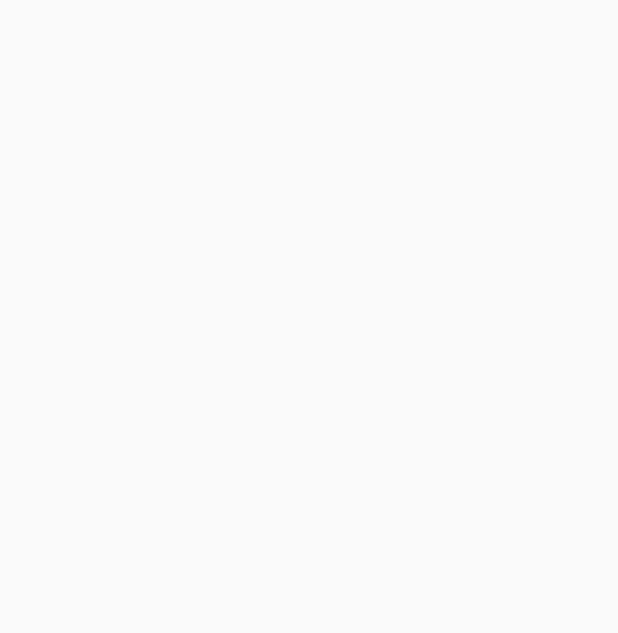
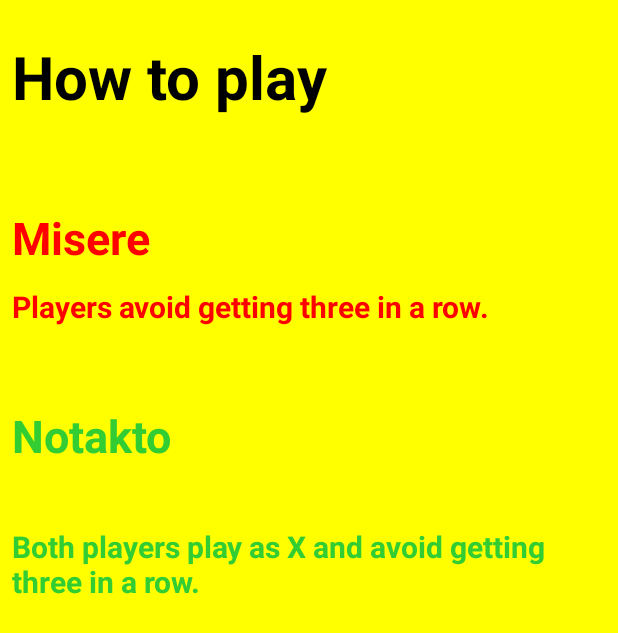
Before and after one commit to jacobgirsky/TicTacToeVariations, an Android app: the activity_how_to screen opened directly, with no data from a screen before it, on a phone screen of 412 x 824 dp. Before the commit the part shown is empty. Shown: the top 633 px of the screen. Run offline under Robolectric (Android 15) with nearby library versions, the phone set to English and light mode, and no system bars.

Commit message:
Added design for how to play layout.

```diff
--- a/app/src/main/java/com/jacobgirsky/tictactoevariations/MainActivity.java
+++ b/app/src/main/java/com/jacobgirsky/tictactoevariations/MainActivity.java
@@ -1,7 +1,10 @@
 package com.jacobgirsky.tictactoevariations;
 
+import android.content.Intent;
 import android.support.v7.app.AppCompatActivity;
 import android.os.Bundle;
+import android.view.View;
+import android.widget.Button;
 
 public class MainActivity extends AppCompatActivity {
 
@@ -9,5 +12,17 @@ public class MainActivity extends AppCompatActivity {
     protected void onCreate(Bundle savedInstanceState) {
         super.onCreate(savedInstanceState);
         setContentView(R.layout.activity_main);
+
+        findViewById(R.id.how_to_button).setOnClickListener(new View.OnClickListener() {
+            @Override
+            public void onClick(View v) {
+                goToHowTo();
+            }
+        });
+    }
+
+    private void goToHowTo() {
+        Intent intent = new Intent(getApplicationContext(), activity_how_to.class);
+        startActivity(intent);
     }
 }
--- a/app/src/main/res/layout/activity_how_to.xml
+++ b/app/src/main/res/layout/activity_how_to.xml
@@ -3,7 +3,87 @@
     xmlns:app="http://schemas.android.com/apk/res-auto"
     xmlns:tools="http://schemas.android.com/tools"
     android:layout_width="match_parent"
+    android:background="#FFFF00"
     android:layout_height="match_parent"
     tools:context=".activity_how_to">
 
+    <TextView
+        android:id="@+id/how_to_play_tv"
+        android:layout_width="0dp"
+        android:layout_height="wrap_content"
+        android:layout_marginStart="8dp"
+        android:layout_marginTop="24dp"
+        android:layout_marginEnd="8dp"
+        android:text="How to play"
+        android:textColor="#000000"
+        android:textSize="40sp"
+        android:textStyle="bold"
+        app:layout_constraintEnd_toEndOf="parent"
+        app:layout_constraintHorizontal_bias="0.0"
+        app:layout_constraintStart_toStartOf="parent"
+        app:layout_constraintTop_toTopOf="parent" />
+
+    <TextView
+        android:id="@+id/misere_tv"
+        android:layout_width="0dp"
+        android:layout_height="wrap_content"
+        android:layout_marginStart="8dp"
+        android:layout_marginTop="60dp"
+        android:layout_marginEnd="8dp"
+        android:text="Misere"
+        android:textColor="#ff0000"
+        android:textSize="30sp"
+        android:textStyle="bold"
+        app:layout_constraintEnd_toEndOf="parent"
+        app:layout_constraintHorizontal_bias="0.088"
+        app:layout_constraintStart_toStartOf="parent"
+        app:layout_constraintTop_toBottomOf="@+id/how_to_play_tv" />
+
+    <TextView
+        android:id="@+id/textView6"
+        android:layout_width="0dp"
+        android:layout_height="wrap_content"
+        android:layout_marginStart="8dp"
+        android:layout_marginTop="12dp"
+        android:layout_marginEnd="8dp"
+        android:text="Players avoid getting three in a row."
+        android:textColor="#ff0000"
+        android:textSize="20sp"
+        android:textStyle="bold"
+        app:layout_constraintEnd_toEndOf="parent"
+        app:layout_constraintHorizontal_bias="0.402"
+        app:layout_constraintStart_toStartOf="parent"
+        app:layout_constraintTop_toBottomOf="@+id/misere_tv" />
+
+    <TextView
+        android:id="@+id/textView7"
+        android:layout_width="0dp"
+        android:layout_height="wrap_content"
+        android:layout_marginStart="8dp"
+        android:layout_marginTop="52dp"
+        android:layout_marginEnd="8dp"
+        android:text="Notakto"
+        android:textColor="#32CD32"
+        android:textSize="30sp"
+        android:textStyle="bold"
+        app:layout_constraintEnd_toEndOf="parent"
+        app:layout_constraintHorizontal_bias="0.069"
+        app:layout_constraintStart_toStartOf="parent"
+        app:layout_constraintTop_toBottomOf="@+id/textView6" />
+
+    <TextView
+        android:id="@+id/textView8"
+        android:layout_width="0dp"
+        android:layout_height="wrap_content"
+        android:layout_marginStart="8dp"
+        android:layout_marginTop="40dp"
+        android:layout_marginEnd="8dp"
+        android:text="Both players play as X and avoid getting three in a row."
+        android:textColor="#32CD32"
+        android:textSize="20sp"
+        android:textStyle="bold"
+        app:layout_constraintEnd_toEndOf="parent"
+        app:layout_constraintHorizontal_bias="1.0"
+        app:layout_constraintStart_toStartOf="parent"
+        app:layout_constraintTop_toBottomOf="@+id/textView7" />
 </android.support.constraint.ConstraintLayout>
--- a/app/src/main/res/layout/activity_main.xml
+++ b/app/src/main/res/layout/activity_main.xml
@@ -61,7 +61,7 @@
         android:layout_marginEnd="8dp"
         android:background="#FFFFFF"
         android:text="Notakto"
-        android:textColor="#00ff00"
+        android:textColor="#32CD32"
         android:textSize="18sp"
         android:textStyle="bold"
         app:layout_constraintEnd_toEndOf="parent"
```
